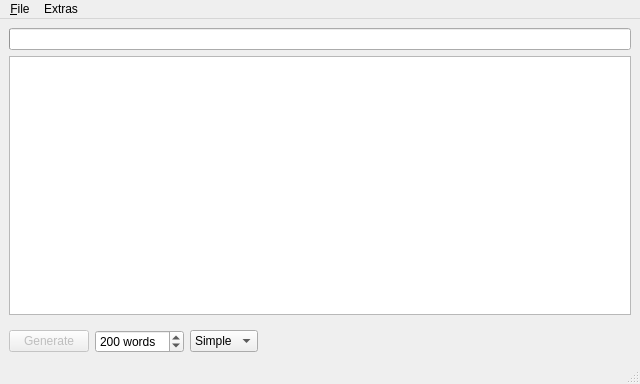
This is mainwindow.ui in 607011/Belletristiq as Qt 5 draws it before an edit. The edited form follows.
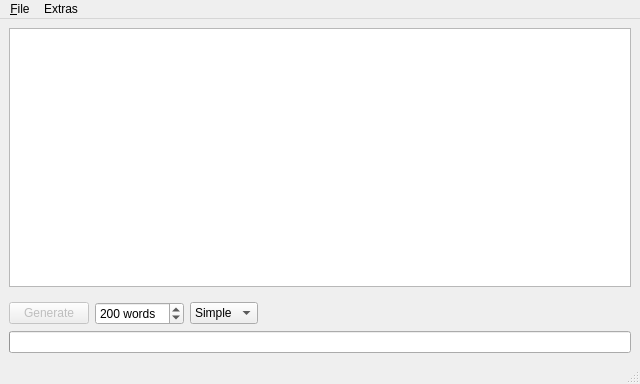
This is the edited form. Icons and pictures are not drawn.

Commit message: Moved progress bar to bottom of window.

The edit to the form file:
```diff
--- a/mainwindow.ui
+++ b/mainwindow.ui
@@ -19,28 +19,6 @@
   </property>
   <widget class="QWidget" name="centralwidget">
    <layout class="QVBoxLayout" name="verticalLayout">
-    <item>
-     <widget class="QProgressBar" name="progressBar">
-      <property name="sizePolicy">
-       <sizepolicy hsizetype="Expanding" vsizetype="Fixed">
-        <horstretch>0</horstretch>
-        <verstretch>0</verstretch>
-       </sizepolicy>
-      </property>
-      <property name="minimumSize">
-       <size>
-        <width>0</width>
-        <height>0</height>
-       </size>
-      </property>
-      <property name="value">
-       <number>0</number>
-      </property>
-      <property name="textVisible">
-       <bool>false</bool>
-      </property>
-     </widget>
-    </item>
     <item>
      <widget class="QPlainTextEdit" name="plainTextEdit">
       <property name="readOnly">
@@ -106,6 +84,28 @@
       </item>
      </layout>
     </item>
+    <item>
+     <widget class="QProgressBar" name="progressBar">
+      <property name="sizePolicy">
+       <sizepolicy hsizetype="Expanding" vsizetype="Fixed">
+        <horstretch>0</horstretch>
+        <verstretch>0</verstretch>
+       </sizepolicy>
+      </property>
+      <property name="minimumSize">
+       <size>
+        <width>0</width>
+        <height>0</height>
+       </size>
+      </property>
+      <property name="value">
+       <number>0</number>
+      </property>
+      <property name="textVisible">
+       <bool>false</bool>
+      </property>
+     </widget>
+    </item>
    </layout>
   </widget>
   <widget class="QMenuBar" name="menubar">
```
The commit also changes 2 other files.
